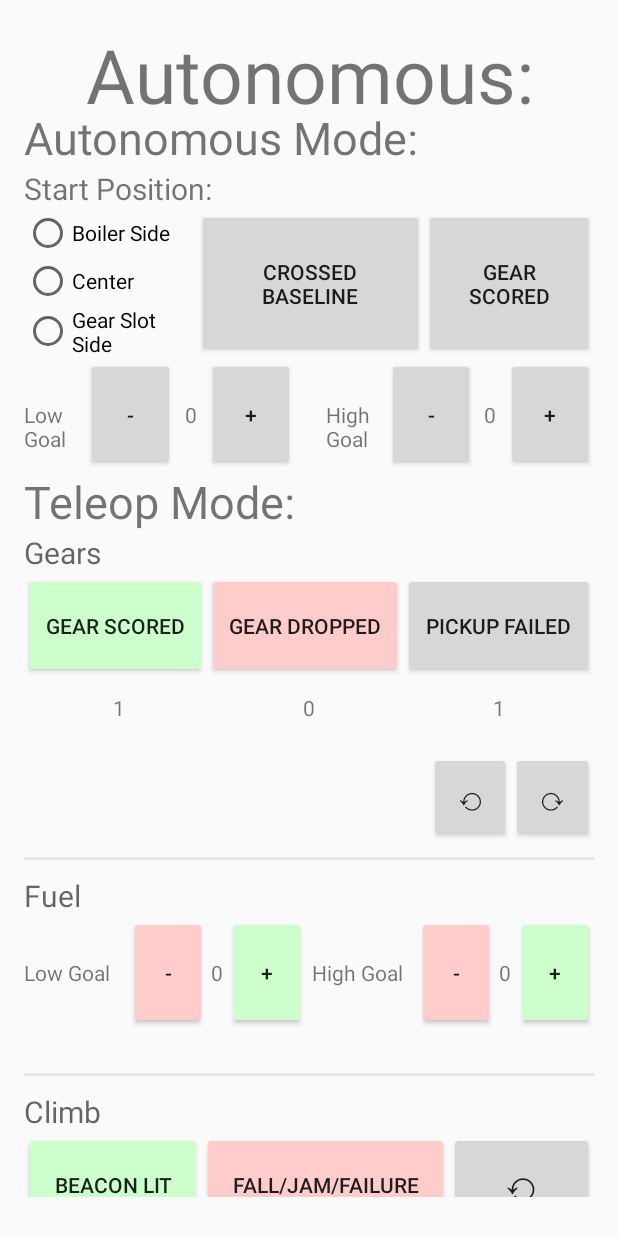
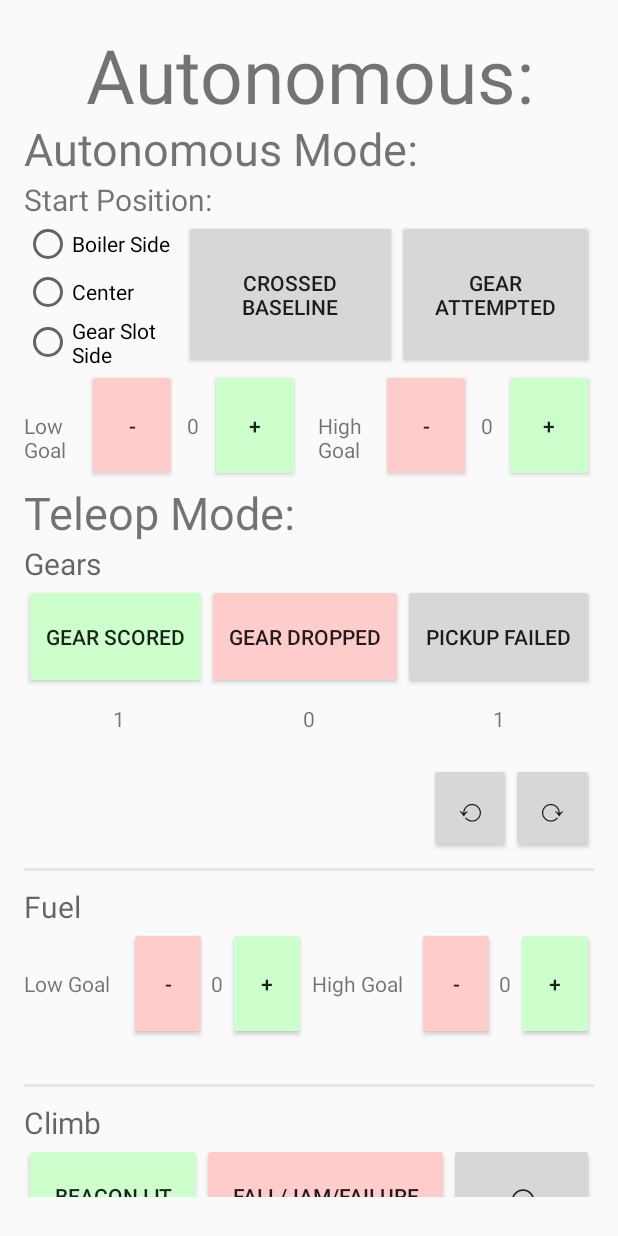
Before and after one commit to GSeve4/TeleopApplication, an Android app: the GameActivity screen opened directly, with no data from a screen before it, after a tap on "CLIMB ATTEMPTED", on a phone screen of 412 x 824 dp. Run offline under Robolectric (Android 15) with nearby library versions, the phone set to English and light mode, and no system bars; 2 other taps on this screen came first.

Commit message:
Fixed undo bug and added auton fuel functionality

```diff
--- a/app/src/main/java/salinesingularity/singularitytimingapplication/GameActivity.java
+++ b/app/src/main/java/salinesingularity/singularitytimingapplication/GameActivity.java
@@ -24,12 +24,18 @@ public class GameActivity extends AppCompatActivity {
 
     int scores_s, scores_f, pickups_s, pickups_f, gearsDropped;
     int low_s, low_f, high_s, high_f;
+
+    int auton_low = 0;
+    int auton_high = 0;
+
     boolean climbing = false;
     boolean climb_finished = false;
     boolean end_match_pressed = false;
     long endTime = 0;
     ClimbState climb = ClimbState.NOT_ATTEMPTED;
     ClimbState prevClimb = ClimbState.NOT_ATTEMPTED;
+    TeleopEvent climbEvent;
+    long activityStartTime;
 
     ArrayList<TeleopEvent> events;
     ArrayList<TeleopEvent> undone;
@@ -45,6 +51,9 @@ public class GameActivity extends AppCompatActivity {
         events = new ArrayList<>();
         undone = new ArrayList<>();
 
+        activityStartTime = System.currentTimeMillis();
+
+        climbEvent = new TeleopEvent(TeleopEventType.CLIMB_NOT_ATTEMPTED, System.currentTimeMillis());
 
         //this.requestWindowFeature(Window.FEATURE_NO_TITLE);
 
@@ -57,11 +66,23 @@ public class GameActivity extends AppCompatActivity {
         //starting a countdown timer when the activity opens
         countDownTimer = (TextView) findViewById(R.id.txtCountDownTimer);
         startTime = System.currentTimeMillis();
-        new CountDownTimer(150000, 1000) {
+        new CountDownTimer(152000, 1000) {
 
             public void onTick(long millisUntilFinished)
             {
-                countDownTimer.setText("Autonomous: " + millisUntilFinished / 1000);
+
+                int secondsUntilFinished = ((int) millisUntilFinished / 1000) + 1;
+
+                String gameMode = "Teleop";
+                if(secondsUntilFinished <= 135){
+                    if(secondsUntilFinished <= 30)
+                    {
+                    gameMode = "Endgame";}
+                } else {
+                    gameMode = "Autonomous";
+                }
+
+                countDownTimer.setText(gameMode + ": " + (secondsUntilFinished - 2));
             }
 
             public void onFinish()
@@ -70,6 +91,30 @@ public class GameActivity extends AppCompatActivity {
             }
         }.start();
     }
+
+    //Autonomous button methods
+
+    public void onAutonLowGoal(View v){
+        auton_low++;
+        updateCounters();
+    }
+
+    public void onAutonLowGoalDec(View v){
+        auton_low--;
+        updateCounters();
+    }
+
+    public void onAutonHighGoal(View v){
+        auton_high++;
+        updateCounters();
+    }
+
+    public void onAutonHighGoalDec(View v){
+        auton_high--;
+        updateCounters();
+    }
+
+
 
     //gear button methods
 
@@ -111,7 +156,7 @@ public class GameActivity extends AppCompatActivity {
 
     public void onUndo (View v)
     {
-        if(events.size() > 0){
+        if(events.size() > 0 && (events.get(events.size() - 1).getEventType() != TeleopEventType.CLIMB_START && events.get(events.size() - 1).getEventType() != TeleopEventType.CLIMB_FINISH && events.get(events.size() - 1).getEventType() != TeleopEventType.CLIMB_FAIL)){
             undone.add(events.remove(events.size() - 1));
         } else {
             Toast toast = Toast.makeText(getApplicationContext(), "Nothing to undo!", Toast.LENGTH_SHORT);
@@ -202,6 +247,7 @@ public class GameActivity extends AppCompatActivity {
 
 
         climb = ClimbState.STARTED;
+        climbEvent = new TeleopEvent(TeleopEventType.CLIMB_START, System.currentTimeMillis());
 
 
         updateCounters();
@@ -211,7 +257,8 @@ public class GameActivity extends AppCompatActivity {
     {
 
         climb = ClimbState.SUCCESS;
-        events.add(new TeleopEvent(TeleopEventType.CLIMB_FINISH, System.currentTimeMillis()));
+        climbEvent = new TeleopEvent(TeleopEventType.CLIMB_FINISH, System.currentTimeMillis());
+        //events.add(new TeleopEvent(TeleopEventType.CLIMB_FINISH, System.currentTimeMillis()));
 
 
         /*
@@ -231,9 +278,9 @@ public class GameActivity extends AppCompatActivity {
     {
 
         climb = ClimbState.FAILURE;
+        climbEvent = new TeleopEvent(TeleopEventType.CLIMB_FAIL, System.currentTimeMillis());
 
-
-        events.add(new TeleopEvent(TeleopEventType.CLIMB_FAIL, System.currentTimeMillis()));
+        //events.add(new TeleopEvent(TeleopEventType.CLIMB_FAIL, System.currentTimeMillis()));
 
         /*
         if(climbing) {
@@ -334,6 +381,12 @@ public class GameActivity extends AppCompatActivity {
         TextView tvHighGoalCount = (TextView) findViewById(R.id.tvHighGoalCount);
         tvHighGoalCount.setText(high_s + "");
 
+        TextView tvAutonLowGoal = (TextView) findViewById(R.id.tvAutonLowGoal);
+        tvAutonLowGoal.setText(auton_low + "");
+
+        TextView tvAutonHighGoal = (TextView) findViewById(R.id.tvAutonHighGoal);
+        tvAutonHighGoal.setText(auton_high + "");
+
         /*
         Button btnLowGoalS = (Button) findViewById(R.id.btnLowGoalS);
         btnLowGoalS.setText(low_s + "");
@@ -413,27 +466,36 @@ public class GameActivity extends AppCompatActivity {
             endTime = System.currentTimeMillis();
         } else { //if the end match button has been pressed once
 
+            ArrayList<String> eventTypesList = new ArrayList<>();
+            ArrayList<String> eventValuesList = new ArrayList<>();
+
+            events.add(climbEvent);
+
             //Generate a string representing the match
             String result = "";
             for(TeleopEvent t : events) {
                 //Log.d("event", t.toStringGameTime(endTime));
                 result += t.toStringGameTime(endTime) + "; ";
+                eventTypesList.add(t.getEventTypeAsString());
+                eventValuesList.add(t.getValueAsString());
             }
 
-            //Add the fuel data to that string
-            ArrayList<TeleopEvent> fuelData = new ArrayList<>();
+            //Add all additional data to that string
+            ArrayList<TeleopEvent> additionalData = new ArrayList<>();
 
-            fuelData.add(new TeleopEvent(TeleopEventType.LOW_GOAL_S, (long) low_s));
-            fuelData.add(new TeleopEvent(TeleopEventType.LOW_GOAL_F, low_f));
-            fuelData.add(new TeleopEvent(TeleopEventType.HIGH_GOAL_S, high_s));
-            fuelData.add(new TeleopEvent(TeleopEventType.HIGH_GOAL_F, high_f));
+            additionalData.add(new TeleopEvent(TeleopEventType.LOW_GOAL_S, (long) low_s));
+            additionalData.add(new TeleopEvent(TeleopEventType.LOW_GOAL_F, low_f));
+            additionalData.add(new TeleopEvent(TeleopEventType.HIGH_GOAL_S, high_s));
+            additionalData.add(new TeleopEvent(TeleopEventType.HIGH_GOAL_F, high_f));
+
+            additionalData.add(new TeleopEvent(TeleopEventType.AUTON_HIGH_GOAL_S, auton_high));
+            additionalData.add(new TeleopEvent(TeleopEventType.AUTON_LOW_GOAL_S, auton_low));
+
 
             //Setting up data to send to the review activity
 
-            ArrayList<String> eventTypesList = new ArrayList<>();
-            ArrayList<String> eventValuesList = new ArrayList<>();
 
-            for(TeleopEvent t : fuelData) {
+            for(TeleopEvent t : additionalData) {
                 //Log.d("event", t.toStringGameTime(endTime));
                 result += t.toString() + "; ";
                 eventTypesList.add(t.getEventTypeAsString());
@@ -532,16 +594,25 @@ public class GameActivity extends AppCompatActivity {
         GEAR_SCORE_F,
         GEAR_DROP,
 
+        AUTON_GEAR_ATTEMPTED,
+        AUTON_GEAR_SUCCESS,
+
         //Fuel
         LOW_GOAL_S,
         LOW_GOAL_F,
         HIGH_GOAL_S,
         HIGH_GOAL_F,
 
+        AUTON_LOW_GOAL_S,
+        AUTON_LOW_GOAL_F,
+        AUTON_HIGH_GOAL_S,
+        AUTON_HIGH_GOAL_F,
+
         //Climb
         CLIMB_START,
         CLIMB_FINISH,
-        CLIMB_FAIL
+        CLIMB_FAIL,
+        CLIMB_NOT_ATTEMPTED
     }
 
     private enum ClimbState {
--- a/app/src/main/res/layout/activity_game.xml
+++ b/app/src/main/res/layout/activity_game.xml
@@ -41,7 +41,8 @@
                 android:layout_width="match_parent"
                 android:layout_height="wrap_content"
                 android:id="@+id/txtAuton"
-                android:textSize="30sp" />
+                android:textSize="30sp"
+                android:layout_marginTop="7dp" />
 
             <TextView
                 android:text="Start Position:"
@@ -87,14 +88,16 @@
                     android:layout_width="wrap_content"
                     android:layout_height="match_parent"
                     android:id="@+id/btnAutonBaseline"
-                    android:layout_weight="1" />
+                    android:layout_weight="1"
+                    android:onClick="onBaselineCrossed" />
 
                 <Button
-                    android:text="Gear Scored"
+                    android:text="Gear Attempted"
                     android:layout_width="wrap_content"
                     android:layout_height="match_parent"
                     android:id="@+id/btnAutonGear"
-                    android:layout_weight="1" />
+                    android:layout_weight="1"
+                    android:onClick="onAutonGearButtonClick" />
             </LinearLayout>
 
             <LinearLayout
@@ -114,13 +117,15 @@
                     android:layout_width="wrap_content"
                     android:id="@+id/btnAutonLowGoalDown"
                     android:layout_weight="1"
-                    android:layout_height="match_parent" />
+                    android:layout_height="match_parent"
+                    android:onClick="onAutonLowGoalDec"
+                    android:backgroundTint="@color/btnRed" />
 
                 <TextView
                     android:text="0"
                     android:layout_width="50dp"
                     android:layout_height="wrap_content"
-                    android:id="@+id/txtAutonLowGoal"
+                    android:id="@+id/tvAutonLowGoal"
                     android:layout_weight="1"
                     android:gravity="center" />
 
@@ -129,12 +134,14 @@
                     android:layout_width="wrap_content"
                     android:layout_height="match_parent"
                     android:id="@+id/btnAutonLowGoalUp"
-                    android:layout_weight="1" />
+                    android:layout_weight="1"
+                    android:onClick="onAutonLowGoal"
+                    android:backgroundTint="@color/btnGreen" />
 
                 <Space
-                    android:layout_width="50dp"
                     android:layout_height="wrap_content"
-                    android:layout_weight="1" />
+                    android:layout_weight="1"
+                    android:layout_width="40dp" />
 
                 <TextView
                     android:text="High Goal"
@@ -148,12 +155,14 @@
                     android:layout_width="wrap_content"
                     android:layout_height="match_parent"
                     android:id="@+id/btnAutonHighGoalDown"
-                    android:layout_weight="1" />
+                    android:layout_weight="1"
+                    android:onClick="onAutonHighGoalDec"
+                    android:backgroundTint="@color/btnRed" />
 
                 <TextView
                     android:text="0"
                     android:layout_height="wrap_content"
-                    android:id="@+id/txtAutonHighGoal"
+                    android:id="@+id/tvAutonHighGoal"
                     android:layout_weight="1"
                     android:layout_width="50dp"
                     android:gravity="center" />
@@ -163,7 +172,9 @@
                     android:layout_width="wrap_content"
                     android:layout_height="match_parent"
                     android:id="@+id/btnAutonHighGoalUp"
-                    android:layout_weight="1" />
+                    android:layout_weight="1"
+                    android:onClick="onAutonHighGoal"
+                    android:backgroundTint="@color/btnGreen" />
             </LinearLayout>
 
             <TextView
```
